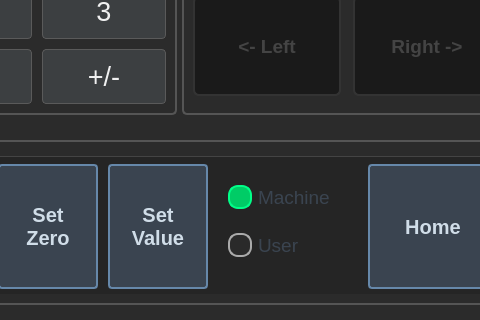
Old version of the form linuxcnc/table_saw/table_saw.ui in the repository andyalexander/electronic_table_saw; both pictures show x 243 to 723 and y 280 to 600 of the 1024 by 600 pixel window.
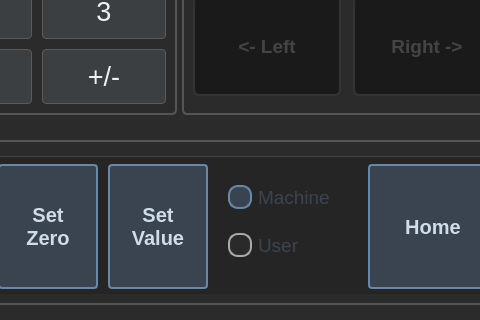
New version of the form. Custom widgets are drawn as their Qt base class.

Commit message:
fix: show close confirmation dialog when clicking X
Add closeDialog_option to ScreenOptions widget so QtVCP instantiates
the close dialog. Without it, closeEvent hit the silent fallback and
just closed. Also revert spurious closing__ handler method.

Patch:
```diff
--- a/linuxcnc/table_saw/table_saw.ui
+++ b/linuxcnc/table_saw/table_saw.ui
@@ -61,7 +61,7 @@
 QComboBox QAbstractItemView { background-color: #3c3f41; color: #f0f0f0; selection-background-color: #4a6a9a; border: 1px solid #5a5a5a; }
 QRadioButton { color: #3a4450; font-size: 14pt; background-color: transparent; }
 QRadioButton::indicator { width: 20px; height: 20px; border-radius: 10px; border: 2px solid #aaaaaa; background-color: #2a2a2a; }
-QRadioButton::indicator:checked { background-color: #00cc66; border: 2px solid #00ff88; }
+QRadioButton::indicator:checked { background-color: #3a4450; border: 2px solid #6688aa; }
 QRadioButton::indicator:unchecked:hover { border: 2px solid #cccccc; }
 QFrame#frame { border: 1px solid #444444; border-radius: 3px; background-color: #252525; }</string>
   </property>
```
Left out of the diff: 3 changed lines with no effect on the pictures.
